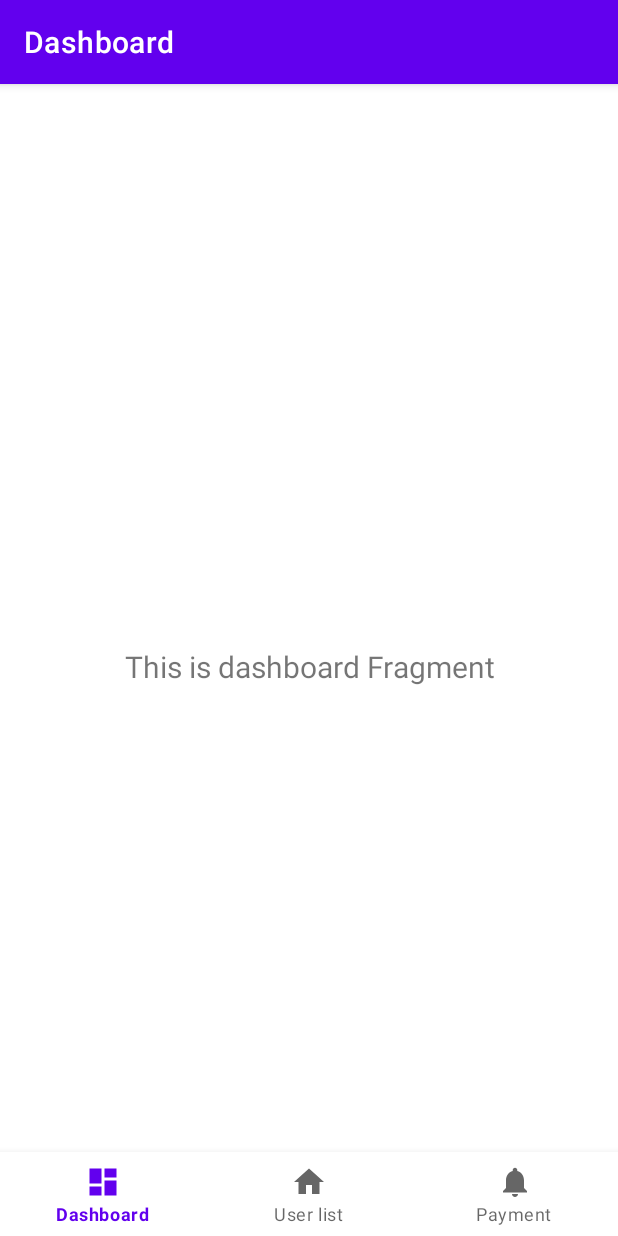
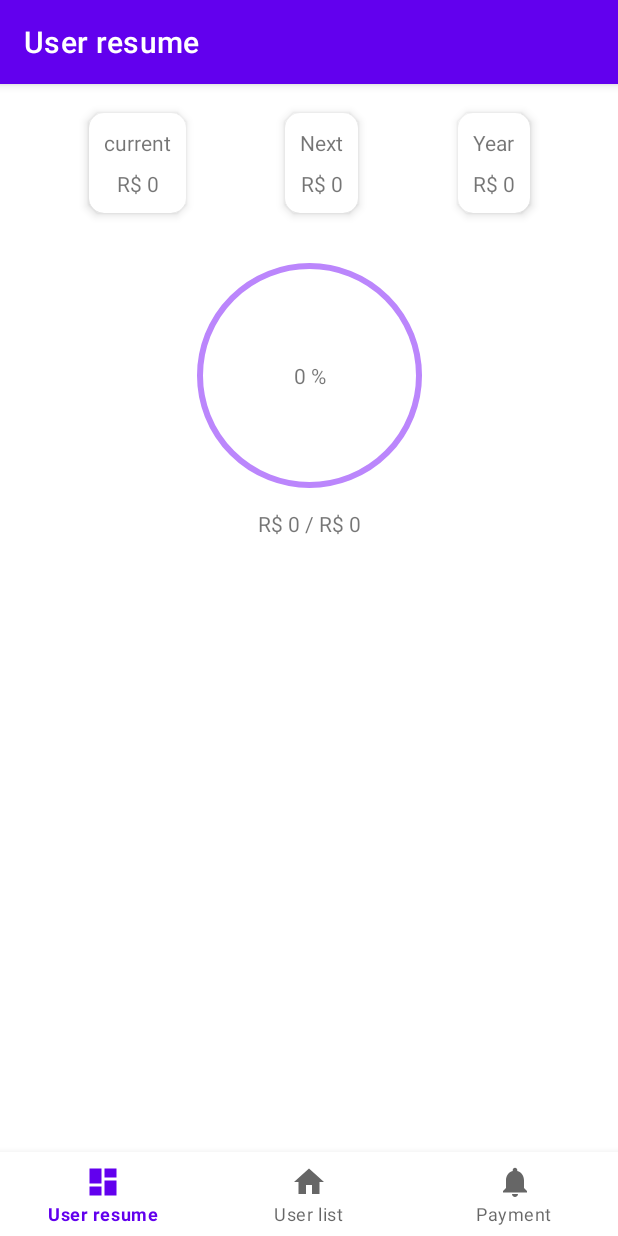
Before and after one commit to mutaquihadev/xitiqueapp, an Android app: the screen it shows after launch (MainActivity), on a phone screen of 412 x 824 dp. Run offline under Robolectric (Android 15) with nearby library versions, the phone set to English and light mode, and no system bars; our stand-ins replace Dagger/Hilt's generated code, Firebase (no records; nobody signed in at launch, a user with empty details on screens opened directly), navigation-ui.

Commit message:
included screen of user resume

```diff
--- a/app/src/main/java/com/kriaactividade/xitiqueapp/MainActivity.kt
+++ b/app/src/main/java/com/kriaactividade/xitiqueapp/MainActivity.kt
@@ -34,7 +34,7 @@ class MainActivity : AppCompatActivity() {
         // menu should be considered as top level destinations.
         val appBarConfiguration = AppBarConfiguration(
             setOf(
-                R.id.navigation_user_list, R.id.navigation_dashboard, R.id.navigation_payment
+                R.id.navigation_user_list, R.id.navigation_user_resume, R.id.navigation_payment
             )
         )
         setupActionBarWithNavController(navController, appBarConfiguration)
--- a/app/src/main/java/com/kriaactividade/xitiqueapp/ui/dashboard/DashboardFragment.kt
+++ /dev/null
@@ -1,42 +0,0 @@
-package com.kriaactividade.xitiqueapp.ui.dashboard
-
-import android.os.Bundle
-import android.view.LayoutInflater
-import android.view.View
-import android.view.ViewGroup
-import android.widget.TextView
-import androidx.fragment.app.Fragment
-import androidx.lifecycle.ViewModelProvider
-import com.kriaactividade.xitiqueapp.databinding.FragmentDashboardBinding
-
-class DashboardFragment : Fragment() {
-
-    private var _binding: FragmentDashboardBinding? = null
-
-    // This property is only valid between onCreateView and
-    // onDestroyView.
-    private val binding get() = _binding!!
-
-    override fun onCreateView(
-        inflater: LayoutInflater,
-        container: ViewGroup?,
-        savedInstanceState: Bundle?
-    ): View {
-        val dashboardViewModel =
-            ViewModelProvider(this).get(DashboardViewModel::class.java)
-
-        _binding = FragmentDashboardBinding.inflate(inflater, container, false)
-        val root: View = binding.root
-
-        val textView: TextView = binding.textDashboard
-        dashboardViewModel.text.observe(viewLifecycleOwner) {
-            textView.text = it
-        }
-        return root
-    }
-
-    override fun onDestroyView() {
-        super.onDestroyView()
-        _binding = null
-    }
-}
--- a/app/src/main/java/com/kriaactividade/xitiqueapp/ui/dashboard/DashboardViewModel.kt
+++ /dev/null
@@ -1,13 +0,0 @@
-package com.kriaactividade.xitiqueapp.ui.dashboard
-
-import androidx.lifecycle.LiveData
-import androidx.lifecycle.MutableLiveData
-import androidx.lifecycle.ViewModel
-
-class DashboardViewModel : ViewModel() {
-
-    private val _text = MutableLiveData<String>().apply {
-        value = "This is dashboard Fragment"
-    }
-    val text: LiveData<String> = _text
-}
--- /dev/null
+++ b/app/src/main/java/com/kriaactividade/xitiqueapp/ui/userresume/UserResumeFragment.kt
@@ -0,0 +1,43 @@
+package com.kriaactividade.xitiqueapp.ui.userresume
+
+import android.os.Bundle
+import android.view.LayoutInflater
+import android.view.View
+import android.view.ViewGroup
+import androidx.fragment.app.Fragment
+import androidx.fragment.app.viewModels
+import androidx.lifecycle.lifecycleScope
+import com.kriaactividade.xitiqueapp.databinding.FragmentUserResumeBinding
+import dagger.hilt.android.AndroidEntryPoint
+import kotlinx.coroutines.launch
+
+@AndroidEntryPoint
+class UserResumeFragment : Fragment() {
+
+    private lateinit var binding: FragmentUserResumeBinding
+    private val viewModel: UserResumeViewModel by viewModels()
+
+    override fun onCreateView(
+        inflater: LayoutInflater,
+        container: ViewGroup?,
+        savedInstanceState: Bundle?
+    ): View {
+       binding = FragmentUserResumeBinding.inflate(layoutInflater)
+
+        lifecycleScope.launch {
+            viewModel.uiState.collect{
+                it.forEach {balance ->
+                    binding.valueForYear.text = balance.balanceForYear
+                    binding.valueCurrentEvent.text = balance.currentBalance
+                    binding.valueNextEvent.text = balance.nextBalance
+                    binding.progress.max = balance.percentForTotal
+                    binding.progress.setProgress(balance.percentCurrent,true)
+                    binding.totalProgress.text = "R$ ${balance.percentCurrent} / ${balance.balanceForYear}"
+                    binding.progressPercent.text = "${balance.percent} %"
+                }
+            }
+        }
+        return binding.root
+    }
+
+}
--- /dev/null
+++ b/app/src/main/java/com/kriaactividade/xitiqueapp/ui/userresume/UserResumeViewModel.kt
@@ -0,0 +1,82 @@
+package com.kriaactividade.xitiqueapp.ui.userresume
+
+import androidx.lifecycle.ViewModel
+import androidx.lifecycle.viewModelScope
+import com.kriaactividade.xitiqueapp.data.repository.UserListRepository
+import com.kriaactividade.xitiqueapp.entity.BalanceTotal
+import com.kriaactividade.xitiqueapp.entity.UserEntity
+import com.kriaactividade.xitiqueapp.helpers.DataState
+import com.kriaactividade.xitiqueapp.isBalanceInMonth
+import com.kriaactividade.xitiqueapp.isNextMonth
+import com.kriaactividade.xitiqueapp.isSameMonth
+import dagger.hilt.android.lifecycle.HiltViewModel
+import kotlinx.coroutines.flow.MutableStateFlow
+import kotlinx.coroutines.flow.asStateFlow
+import kotlinx.coroutines.launch
+import java.util.*
+import javax.inject.Inject
+
+private const val VALUE_DEFAULT = 300
+
+@HiltViewModel
+class UserResumeViewModel @Inject constructor(private val repository: UserListRepository) :
+    ViewModel() {
+
+    private val _uiState: MutableStateFlow<List<BalanceTotal>> =
+        MutableStateFlow(emptyList())
+
+    val uiState = _uiState.asStateFlow()
+
+    init {
+        viewModelScope.launch {
+            repository.getUserList().collect(::handleGetUserList)
+        }
+    }
+
+    private fun handleGetUserList(state: DataState<List<UserEntity>>) {
+        when (state) {
+            is DataState.Data -> {
+                val listBalance = mutableListOf<BalanceTotal>()
+                val today = Calendar.getInstance().time.time
+
+                var valueCurrentEvent = 0
+                var valueNextEvent = 0
+                var valueForYear = 0
+                var valueTotal = 0
+                var count = 0
+                var countForNextEvent = 0
+                var countForBalanceInMonth = 0
+
+                state.data.forEach { user ->
+                    valueForYear = state.data.size * VALUE_DEFAULT
+                    if (user.birthday.isSameMonth(today)) {
+                        count++
+                        valueCurrentEvent = count * VALUE_DEFAULT
+                    }
+                    if (user.birthday.isNextMonth(today)) {
+                        countForNextEvent ++
+                        valueNextEvent = countForNextEvent * VALUE_DEFAULT
+                    }
+                    if (user.birthday.isBalanceInMonth(today)) {
+                        countForBalanceInMonth ++
+                        valueTotal = countForBalanceInMonth * VALUE_DEFAULT
+                    }
+
+                }
+
+                listBalance.add(
+                    BalanceTotal(
+                        currentBalance = "R$ $valueCurrentEvent",
+                        nextBalance = "R$ $valueNextEvent",
+                        balanceForYear = "R$ $valueForYear",
+                        percentForTotal = valueForYear,
+                        percentCurrent = valueTotal,
+                        percent = valueTotal /100
+                    )
+                )
+                _uiState.value = listBalance
+            }
+            else -> {}
+        }
+    }
+}
--- a/app/src/main/res/layout/fragment_dashboard.xml
+++ /dev/null
@@ -1,22 +0,0 @@
-<?xml version="1.0" encoding="utf-8"?>
-<androidx.constraintlayout.widget.ConstraintLayout xmlns:android="http://schemas.android.com/apk/res/android"
-    xmlns:app="http://schemas.android.com/apk/res-auto"
-    xmlns:tools="http://schemas.android.com/tools"
-    android:layout_width="match_parent"
-    android:layout_height="match_parent"
-    tools:context=".ui.dashboard.DashboardFragment">
-
-    <TextView
-        android:id="@+id/text_dashboard"
-        android:layout_width="match_parent"
-        android:layout_height="wrap_content"
-        android:layout_marginStart="8dp"
-        android:layout_marginTop="8dp"
-        android:layout_marginEnd="8dp"
-        android:textAlignment="center"
-        android:textSize="20sp"
-        app:layout_constraintBottom_toBottomOf="parent"
-        app:layout_constraintEnd_toEndOf="parent"
-        app:layout_constraintStart_toStartOf="parent"
-        app:layout_constraintTop_toTopOf="parent" />
-</androidx.constraintlayout.widget.ConstraintLayout>
--- /dev/null
+++ b/app/src/main/res/layout/fragment_user_resume.xml
@@ -0,0 +1,174 @@
+<?xml version="1.0" encoding="utf-8"?>
+<androidx.constraintlayout.widget.ConstraintLayout xmlns:android="http://schemas.android.com/apk/res/android"
+    xmlns:app="http://schemas.android.com/apk/res-auto"
+    xmlns:tools="http://schemas.android.com/tools"
+    android:layout_width="match_parent"
+    android:layout_height="match_parent"
+    tools:context=".ui.userresume.UserResumeFragment">
+
+    <androidx.constraintlayout.widget.ConstraintLayout
+        android:id="@+id/cards"
+        android:layout_width="0dp"
+        android:layout_height="wrap_content"
+        android:layout_marginTop="10dp"
+        app:layout_constraintEnd_toEndOf="parent"
+        app:layout_constraintStart_toStartOf="parent"
+        app:layout_constraintTop_toTopOf="parent">
+
+        <androidx.cardview.widget.CardView
+            android:id="@+id/current_event"
+            android:layout_width="wrap_content"
+            android:layout_height="wrap_content"
+            app:cardCornerRadius="10dp"
+            app:cardElevation="4dp"
+            app:cardUseCompatPadding="true"
+            app:layout_constraintEnd_toStartOf="@id/next_event"
+            app:layout_constraintStart_toStartOf="parent"
+            app:layout_constraintTop_toTopOf="parent">
+
+            <androidx.constraintlayout.widget.ConstraintLayout
+                android:layout_width="wrap_content"
+                android:layout_height="wrap_content"
+                android:padding="10dp">
+
+                <TextView
+                    android:id="@+id/text_current_event"
+                    android:layout_width="wrap_content"
+                    android:layout_height="wrap_content"
+                    android:text="current"
+                    app:layout_constraintEnd_toEndOf="parent"
+                    app:layout_constraintStart_toStartOf="parent"
+                    app:layout_constraintTop_toTopOf="parent" />
+
+                <TextView
+                    android:id="@+id/value_current_event"
+                    android:layout_width="wrap_content"
+                    android:layout_height="wrap_content"
+                    android:layout_marginTop="8dp"
+                    android:text="R$300,00"
+                    app:layout_constraintEnd_toEndOf="parent"
+                    app:layout_constraintStart_toStartOf="parent"
+                    app:layout_constraintTop_toBottomOf="@id/text_current_event" />
+            </androidx.constraintlayout.widget.ConstraintLayout>
+        </androidx.cardview.widget.CardView>
+
+        <androidx.cardview.widget.CardView
+            android:id="@+id/next_event"
+            android:layout_width="wrap_content"
+            android:layout_height="wrap_content"
+            app:cardCornerRadius="10dp"
+            app:cardElevation="4dp"
+            app:cardUseCompatPadding="true"
+            app:layout_constraintEnd_toStartOf="@id/event_for_year"
+            app:layout_constraintStart_toEndOf="@id/current_event"
+            app:layout_constraintTop_toTopOf="parent">
+
+            <androidx.constraintlayout.widget.ConstraintLayout
+                android:layout_width="wrap_content"
+                android:layout_height="wrap_content"
+                android:padding="10dp">
+
+                <TextView
+                    android:id="@+id/text_next_event"
+                    android:layout_width="wrap_content"
+                    android:layout_height="wrap_content"
+                    android:text="Next"
+                    app:layout_constraintEnd_toEndOf="parent"
+                    app:layout_constraintStart_toStartOf="parent"
+                    app:layout_constraintTop_toTopOf="parent" />
+
+                <TextView
+                    android:id="@+id/value_next_event"
+                    android:layout_width="wrap_content"
+                    android:layout_height="wrap_content"
+                    android:layout_marginTop="8dp"
+                    android:text="R$ 600,00"
+                    app:layout_constraintEnd_toEndOf="parent"
+                    app:layout_constraintStart_toStartOf="parent"
+                    app:layout_constraintTop_toBottomOf="@id/text_next_event" />
+            </androidx.constraintlayout.widget.ConstraintLayout>
+        </androidx.cardview.widget.CardView>
+
+        <androidx.cardview.widget.CardView
+            android:id="@+id/event_for_year"
+            android:layout_width="wrap_content"
+            android:layout_height="wrap_content"
+            app:cardCornerRadius="10dp"
+            app:cardElevation="4dp"
+            app:cardUseCompatPadding="true"
+            app:layout_constraintEnd_toEndOf="parent"
+            app:layout_constraintStart_toEndOf="@id/next_event"
+            app:layout_constraintTop_toTopOf="parent">
+
+            <androidx.constraintlayout.widget.ConstraintLayout
+                android:layout_width="wrap_content"
+                android:layout_height="wrap_content"
+                android:padding="10dp">
+
+                <TextView
+                    android:id="@+id/text_for_year"
+                    android:layout_width="wrap_content"
+                    android:layout_height="wrap_content"
+                    android:text="Year"
+                    app:layout_constraintEnd_toEndOf="parent"
+                    app:layout_constraintStart_toStartOf="parent"
+                    app:layout_constraintTop_toTopOf="parent" />
+
+                <TextView
+                    android:id="@+id/value_for_year"
+                    android:layout_width="wrap_content"
+                    android:layout_height="wrap_content"
+                    android:layout_marginTop="8dp"
+                    android:text="R$ 7.600,00"
+                    app:layout_constraintEnd_toEndOf="parent"
+                    app:layout_constraintStart_toStartOf="parent"
+                    app:layout_constraintTop_toBottomOf="@id/text_for_year" />
+            </androidx.constraintlayout.widget.ConstraintLayout>
+        </androidx.cardview.widget.CardView>
+    </androidx.constraintlayout.widget.ConstraintLayout>
+
+    <androidx.constraintlayout.widget.ConstraintLayout
+        android:layout_width="0dp"
+        android:layout_height="0dp"
+        android:layout_marginTop="10dp"
+        app:layout_constraintBottom_toBottomOf="parent"
+        app:layout_constraintEnd_toEndOf="parent"
+        app:layout_constraintStart_toStartOf="parent"
+        app:layout_constraintTop_toBottomOf="@id/cards">
+
+        <com.google.android.material.progressindicator.CircularProgressIndicator
+            android:id="@+id/progress"
+            android:layout_width="wrap_content"
+            android:layout_height="wrap_content"
+            android:indeterminate="false"
+            app:indicatorColor="@color/purple_700"
+            app:trackColor="@color/purple_200"
+            android:layout_marginTop="10dp"
+            android:progress="60"
+            app:indicatorSize="150dp"
+            app:layout_constraintEnd_toEndOf="parent"
+            app:layout_constraintStart_toStartOf="parent"
+            app:layout_constraintTop_toTopOf="parent" />
+
+        <TextView
+            android:id="@+id/progress_percent"
+            android:layout_width="wrap_content"
+            android:layout_height="wrap_content"
+            app:layout_constraintEnd_toEndOf="@id/progress"
+            app:layout_constraintTop_toTopOf="@id/progress"
+            app:layout_constraintBottom_toBottomOf="@id/progress"
+            app:layout_constraintStart_toStartOf="@id/progress"
+            />
+
+        <TextView
+            android:id="@+id/total_progress"
+            android:layout_width="wrap_content"
+            android:layout_height="wrap_content"
+            android:layout_marginTop="10dp"
+            app:layout_constraintEnd_toEndOf="parent"
+            app:layout_constraintStart_toStartOf="parent"
+            app:layout_constraintTop_toBottomOf="@id/progress" />
+    </androidx.constraintlayout.widget.ConstraintLayout>
+
+
+</androidx.constraintlayout.widget.ConstraintLayout>
--- a/app/src/main/res/menu/bottom_nav_menu.xml
+++ b/app/src/main/res/menu/bottom_nav_menu.xml
@@ -2,9 +2,9 @@
 <menu xmlns:android="http://schemas.android.com/apk/res/android">
 
     <item
-        android:id="@+id/navigation_dashboard"
+        android:id="@+id/navigation_user_resume"
         android:icon="@drawable/ic_dashboard_black_24dp"
-        android:title="@string/title_dashboard" />
+        android:title="@string/title_user_resume" />
 
     <item
         android:id="@+id/navigation_user_list"
--- a/app/src/main/res/navigation/mobile_navigation.xml
+++ b/app/src/main/res/navigation/mobile_navigation.xml
@@ -3,7 +3,7 @@
     xmlns:app="http://schemas.android.com/apk/res-auto"
     xmlns:tools="http://schemas.android.com/tools"
     android:id="@+id/mobile_navigation"
-    app:startDestination="@+id/navigation_dashboard">
+    app:startDestination="@+id/navigation_user_resume">
 
     <fragment
         android:id="@+id/navigation_user_list"
@@ -12,10 +12,10 @@
         tools:layout="@layout/fragment_user_list" />
 
     <fragment
-        android:id="@+id/navigation_dashboard"
-        android:name="com.kriaactividade.xitiqueapp.ui.dashboard.DashboardFragment"
-        android:label="@string/title_dashboard"
-        tools:layout="@layout/fragment_dashboard" />
+        android:id="@+id/navigation_user_resume"
+        android:name="com.kriaactividade.xitiqueapp.ui.userresume.UserResumeFragment"
+        android:label="@string/title_user_resume"
+        tools:layout="@layout/fragment_user_resume" />
 
     <fragment
         android:id="@+id/navigation_payment"
--- a/app/src/main/res/values/strings.xml
+++ b/app/src/main/res/values/strings.xml
@@ -1,6 +1,6 @@
 <resources>
     <string name="app_name">xitiqueapp</string>
     <string name="title_user_list">User list</string>
-    <string name="title_dashboard">Dashboard</string>
+    <string name="title_user_resume">User resume</string>
     <string name="title_payment">Payment</string>
 </resources>
```
